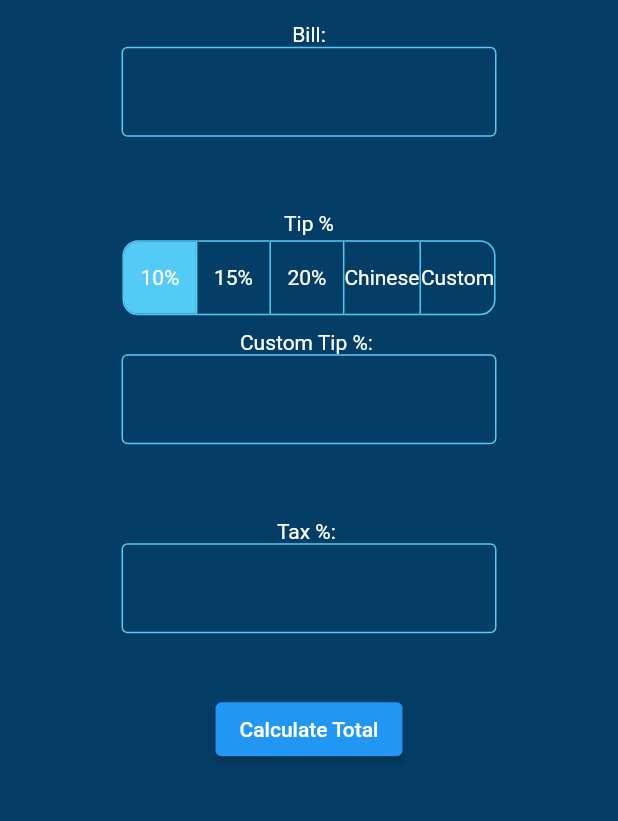
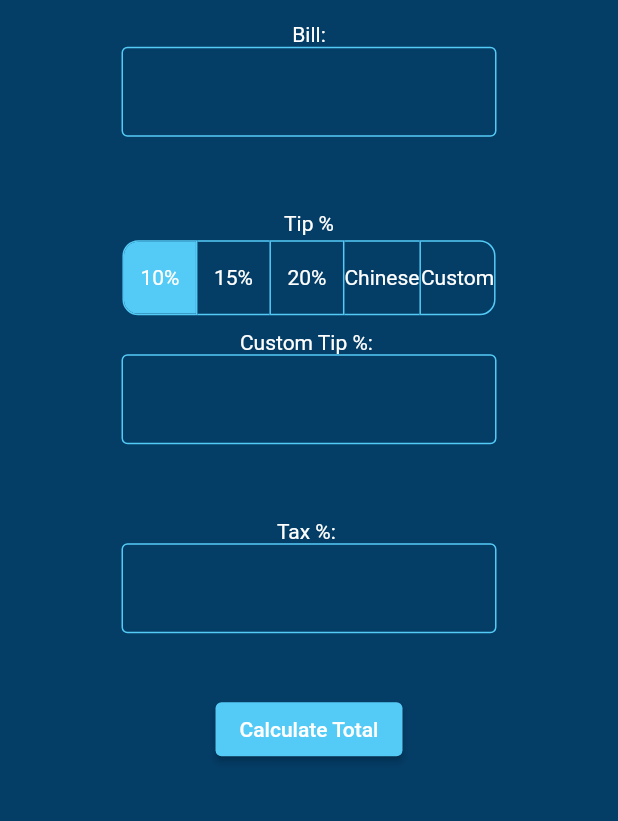
Before and after one commit to Bronx-Science/project-special-calculator-team-tip, a Flutter app: the screen it shows after launch, on a phone screen of 412 x 824 dp, the part 299-1120 px from its top. Run offline on Flutter 3.47's test engine with Material 2 defaults, Android fonts, the phone set to English and light mode, and no system bars.

Commit message:
Update main.dart

```diff
--- a/tip_calculator/lib/main.dart
+++ b/tip_calculator/lib/main.dart
@@ -197,6 +197,8 @@ class _MyFormState extends State<MyForm> {
                   calculateTotal();
                 }
               },
+              style: ElevatedButton.styleFrom(
+                  backgroundColor: const Color.fromARGB(255, 84, 203, 246)),
               child: const Text('Calculate Total',
                   style: TextStyle(color: Colors.white)),
             )),
```
